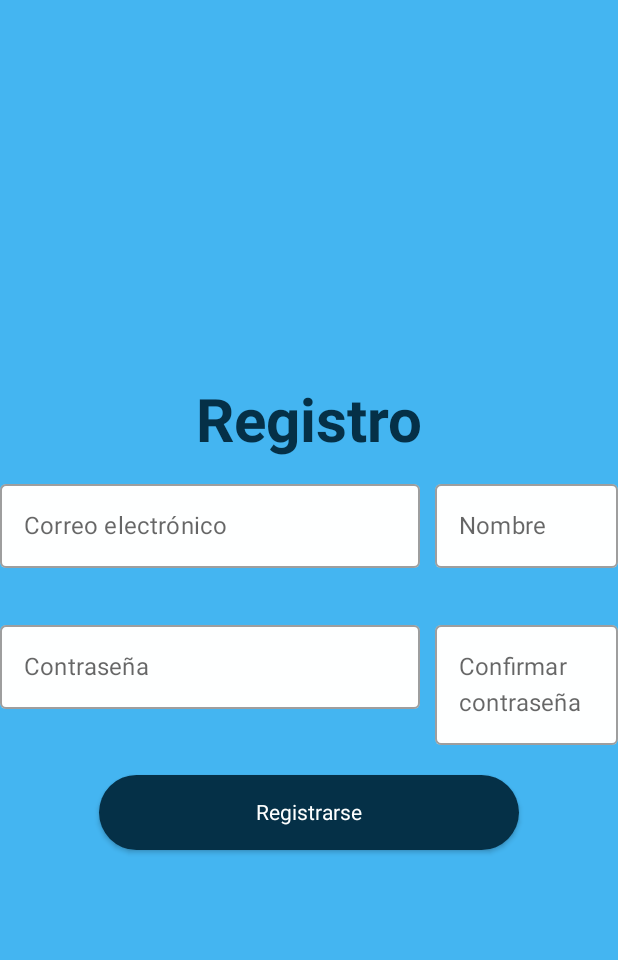
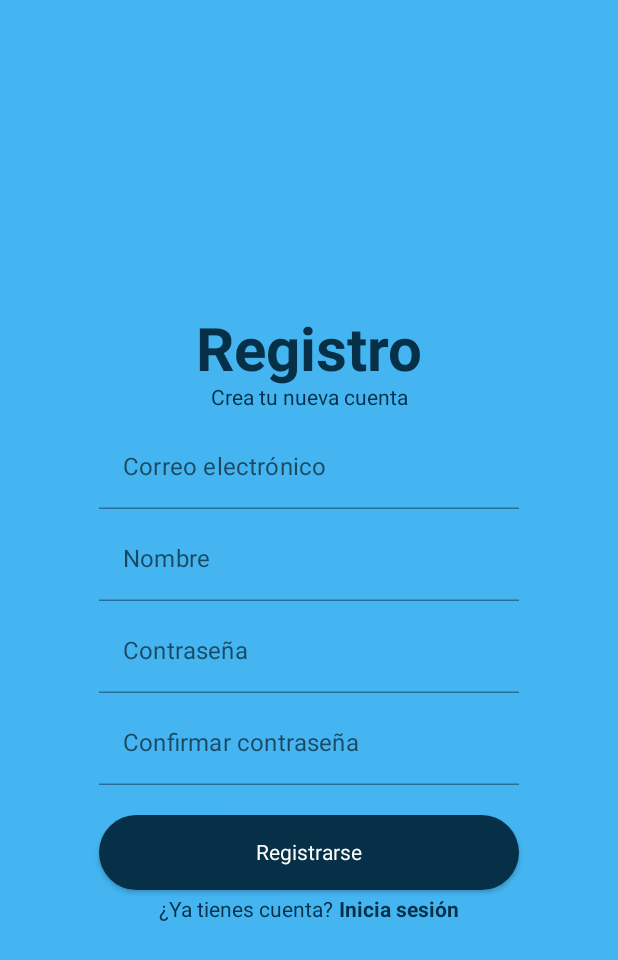
Before and after one commit to UNIZAR-30226-2023-06/android-kotlin, an Android app built with Jetpack Compose: the RegistroPage screen opened through its navigation route, on a phone screen of 412 x 824 dp. Shown: the top 960 px of the screen. Run offline under Robolectric (Android 15) with nearby library versions, the light colour scheme and no system bars.

Commit message:
login cambiado

```diff
--- a/app/src/main/java/com/example/mycatan/Login.kt
+++ b/app/src/main/java/com/example/mycatan/Login.kt
@@ -1,17 +1,23 @@
 package com.example.mycatan
 
+import androidx.compose.foundation.Image
 import androidx.compose.foundation.background
 import androidx.compose.foundation.layout.*
 import androidx.compose.foundation.shape.RoundedCornerShape
 import androidx.compose.foundation.text.ClickableText
 import androidx.compose.foundation.text.KeyboardOptions
 import androidx.compose.material.*
+import androidx.compose.material.icons.Icons
+import androidx.compose.material.icons.filled.AccountCircle
 import androidx.compose.runtime.Composable
 import androidx.compose.runtime.mutableStateOf
 import androidx.compose.runtime.remember
 import androidx.compose.ui.Alignment
 import androidx.compose.ui.Modifier
+import androidx.compose.ui.graphics.Brush
 import androidx.compose.ui.graphics.Color
+import androidx.compose.ui.res.painterResource
+import androidx.compose.ui.semantics.Role.Companion.Image
 import androidx.compose.ui.text.AnnotatedString
 import androidx.compose.ui.text.TextStyle
 import androidx.compose.ui.text.font.FontFamily
@@ -25,10 +31,7 @@ import androidx.compose.ui.unit.dp
 import androidx.compose.ui.unit.sp
 import androidx.navigation.NavHostController
 import androidx.navigation.compose.rememberNavController
-import com.example.mycatan.ui.theme.AzulClaro
-import com.example.mycatan.ui.theme.AzulOscuro
-import com.example.mycatan.ui.theme.Blanco
-import com.example.mycatan.ui.theme.Purple700
+import com.example.mycatan.ui.theme.*
 
 @Composable
 fun LoginPage(navController: NavHostController) {
@@ -37,7 +40,7 @@ fun LoginPage(navController: NavHostController) {
         modifier = Modifier
             .fillMaxSize()
             .fillMaxWidth()
-            .background(color = AzulClaro),
+            .background(color= AzulClaro),
         verticalArrangement = Arrangement.Center,
         horizontalAlignment = Alignment.CenterHorizontally,
 
@@ -46,26 +49,31 @@ fun LoginPage(navController: NavHostController) {
         val username = remember { mutableStateOf(TextFieldValue()) }
         val password = remember { mutableStateOf(TextFieldValue()) }
 
-        Text(text = "Iniciar sesión", style = TextStyle(fontSize = 40.sp, color = AzulOscuro, fontWeight = FontWeight.Bold))
+        Image(
+            painter = painterResource(R.drawable.image),
+            contentDescription = "My image",
+            modifier = Modifier.width(280.dp)
 
+        )
 
-
-        OutlinedTextField(
+        TextField(
             singleLine = true,
             label = { Text(text = "Correo electrónico") },
             value = username.value,
             colors = TextFieldDefaults.outlinedTextFieldColors(
-                backgroundColor = Blanco),
+                backgroundColor = Color.Transparent),
+            shape = RoundedCornerShape(50.dp),
             onValueChange = { username.value = it })
 
         Spacer(modifier = Modifier.height(5.dp))
-        OutlinedTextField(
+        TextField(
             singleLine = true,
             label = { Text(text = "Contraseña") },
             value = password.value,
             colors = TextFieldDefaults.outlinedTextFieldColors(
-                backgroundColor = Blanco),
+                backgroundColor = Color.Transparent),
             visualTransformation = PasswordVisualTransformation(),
+            shape = RoundedCornerShape(50.dp),
             keyboardOptions = KeyboardOptions(keyboardType = KeyboardType.Password),
             onValueChange = { password.value = it })
 
@@ -79,7 +87,7 @@ fun LoginPage(navController: NavHostController) {
                 color = AzulOscuro
             )
         )
-        Spacer(modifier = Modifier.height(10.dp))
+        Spacer(modifier = Modifier.height(20.dp))
         Box(modifier = Modifier.padding(40.dp, 0.dp, 40.dp, 0.dp), ) {
             Button(
                 onClick = { navController.navigate(Routes.Home.route)},
@@ -98,21 +106,29 @@ fun LoginPage(navController: NavHostController) {
         }
 
         Spacer(modifier = Modifier.height(5.dp))
-        Box(modifier = Modifier.padding(40.dp, 0.dp, 40.dp, 0.dp), ) {
-            Button(
+
+        Row{
+            Text(
+                text = AnnotatedString("¿Nuevo usuario? "),
+                style = TextStyle(
+                    fontSize = 14.sp,
+                    fontFamily = FontFamily.Default,
+                    color = AzulOscuro
+                )
+            )
+
+            ClickableText(
+                text = AnnotatedString("Registrate"),
                 onClick = { navController.navigate(Routes.Registro.route)},
-                shape = RoundedCornerShape(50.dp),
-                modifier = Modifier
-                    .width(280.dp)
-                    .height(50.dp),
-                colors = ButtonDefaults.buttonColors(backgroundColor = AzulOscuro)
+                style = TextStyle(
+                    fontSize = 14.sp,
+                    fontFamily = FontFamily.Default,
+                    color = AzulOscuro,
+                    fontWeight = FontWeight.Bold
+                )
+            )
+        }
 
-            ) {
-                Text(text = "Registrarse",
-                    style = TextStyle(color = Blanco)
-                )
-            }
-        }
 
     }
 
--- a/app/src/main/java/com/example/mycatan/Registro.kt
+++ b/app/src/main/java/com/example/mycatan/Registro.kt
@@ -10,6 +10,7 @@ import androidx.compose.runtime.*
 import androidx.compose.runtime.saveable.rememberSaveable
 import androidx.compose.ui.Alignment
 import androidx.compose.ui.Modifier
+import androidx.compose.ui.graphics.Brush
 import androidx.compose.ui.graphics.Color
 import androidx.compose.ui.text.AnnotatedString
 import androidx.compose.ui.text.TextStyle
@@ -33,10 +34,13 @@ fun RegistroPage(navController: NavHostController) {
     Column(modifier = Modifier
         .fillMaxSize()
         .fillMaxWidth()
-        .background(color = AzulClaro),
+        .background(color= AzulClaro),
         verticalArrangement = Arrangement.Center,
         horizontalAlignment = Alignment.CenterHorizontally,){
         Text(text = "Registro", style = TextStyle(fontSize = 40.sp, color = AzulOscuro, fontWeight = FontWeight.Bold))
+        Text(text = "Crea tu nueva cuenta", style = TextStyle(fontSize = 14.sp, color = AzulOscuro))
+
+
         val correo = remember { mutableStateOf(TextFieldValue()) }
         val password = remember { mutableStateOf(TextFieldValue()) }
         val nombre = remember { mutableStateOf(TextFieldValue()) }
@@ -44,48 +48,48 @@ fun RegistroPage(navController: NavHostController) {
         var ruta = Routes.Login.route;
         Spacer(modifier = Modifier.height(10.dp))
 
-        Row{
-            OutlinedTextField(
+
+        TextField(
             singleLine = true,
             label = { Text(text = "Correo electrónico") },
             value = correo.value,
             colors = TextFieldDefaults.outlinedTextFieldColors(
-                    backgroundColor = Blanco),
+                backgroundColor = Color.Transparent),
             onValueChange = {
                 if( it.text.length <= 76)
                     correo.value = it }
             )
-            Spacer(modifier = Modifier.width(10.dp))
-            OutlinedTextField(
+        Spacer(modifier = Modifier.height(5.dp))
+        TextField(
             singleLine = true,
             label = { Text(text = "Nombre") },
             value = nombre.value,
             colors = TextFieldDefaults.outlinedTextFieldColors(
-                    backgroundColor = Blanco),
+                backgroundColor = Color.Transparent),
             onValueChange = { nombre.value = it })
-        }
-        Spacer(modifier = Modifier.height(30.dp))
-        Row{
-            OutlinedTextField(
+
+        Spacer(modifier = Modifier.height(5.dp))
+
+        TextField(
             singleLine = true,
             label = { Text(text = "Contraseña") },
             value = password.value,
             colors = TextFieldDefaults.outlinedTextFieldColors(
-                    backgroundColor = Blanco),
+                backgroundColor = Color.Transparent),
             visualTransformation = PasswordVisualTransformation(),
             keyboardOptions = KeyboardOptions(keyboardType = KeyboardType.Password),
             onValueChange = { password.value = it })
-            Spacer(modifier = Modifier.width(10.dp))
-            OutlinedTextField(
+        Spacer(modifier = Modifier.height(5.dp))
+        TextField(
             singleLine = true,
             label = { Text(text = "Confirmar contraseña") },
             value = confirmarContrasena.value,
             colors = TextFieldDefaults.outlinedTextFieldColors(
-                    backgroundColor = Blanco),
+                backgroundColor = Color.Transparent),
             visualTransformation = PasswordVisualTransformation(),
             keyboardOptions = KeyboardOptions(keyboardType = KeyboardType.Password),
             onValueChange = { confirmarContrasena.value = it })
-        }
+
         Spacer(modifier = Modifier.height(10.dp))
 
         if(errorNombres){
@@ -134,6 +138,29 @@ fun RegistroPage(navController: NavHostController) {
 
             }
         }
+        Spacer(modifier = Modifier.height(5.dp))
+
+        Row{
+            Text(
+                text = AnnotatedString("¿Ya tienes cuenta? "),
+                style = TextStyle(
+                    fontSize = 14.sp,
+                    fontFamily = FontFamily.Default,
+                    color = AzulOscuro
+                )
+            )
+
+            ClickableText(
+                text = AnnotatedString("Inicia sesión"),
+                onClick = { navController.navigate(Routes.Login.route)},
+                style = TextStyle(
+                    fontSize = 14.sp,
+                    fontFamily = FontFamily.Default,
+                    color = AzulOscuro,
+                    fontWeight = FontWeight.Bold
+                )
+            )
+        }
 
     }
 
--- a/app/src/main/java/com/example/mycatan/ScreenMain.kt
+++ b/app/src/main/java/com/example/mycatan/ScreenMain.kt
@@ -9,19 +9,20 @@ import androidx.navigation.compose.rememberNavController
 @Composable
 fun ScreenMain(){
     val navController = rememberNavController()
-    LockScreenOrientation(ActivityInfo.SCREEN_ORIENTATION_LANDSCAPE)
     NavHost(navController = navController, startDestination = Routes.Login.route) {
 
         composable(Routes.Login.route) {
             LoginPage(navController = navController)
         }
         composable(Routes.Home.route) {
+            LockScreenOrientation(ActivityInfo.SCREEN_ORIENTATION_LANDSCAPE)
             HomePage(navController = navController)
         }
         composable(Routes.Registro.route) {
             RegistroPage(navController = navController)
         }
         composable(Routes.CrearPartida.route) {
+            LockScreenOrientation(ActivityInfo.SCREEN_ORIENTATION_LANDSCAPE)
             CrearPartidaPage(navController = navController)
         }
     }
--- a/app/src/main/java/com/example/mycatan/ui/theme/Color.kt
+++ b/app/src/main/java/com/example/mycatan/ui/theme/Color.kt
@@ -13,3 +13,4 @@ val AzulClaro = Color(0xFF44B5F1)
 val Amarillo = Color(0xFFE0CF28)
 val GrisAzulado = Color(0xFF36515F)
 val AzulMedio = Color(0xFF1C5775)
+val Azul= Color(0xFF16445C)
```
Also changed, not shown: app/src/main/java/com/example/mycatan/CrearPartida.kt (line endings or trailing spaces), app/src/main/res/drawable/image.png (added), app/src/main/res/drawable/logo.png (added). Lines whose indentation alone changed are shown as unchanged.
